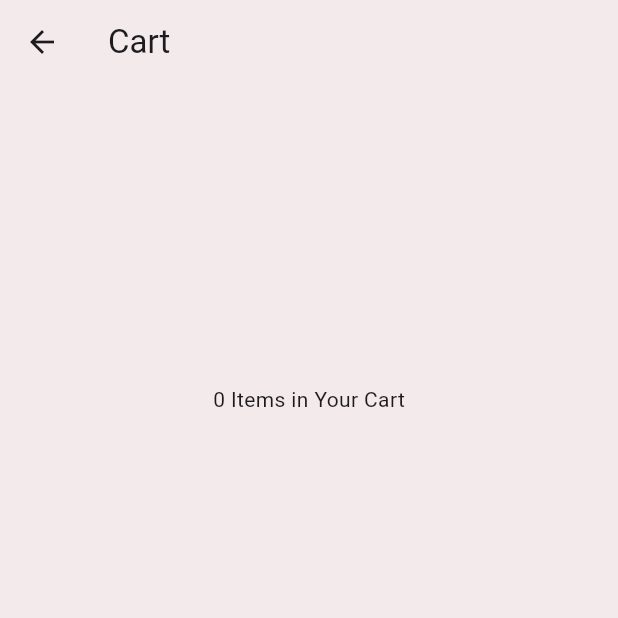
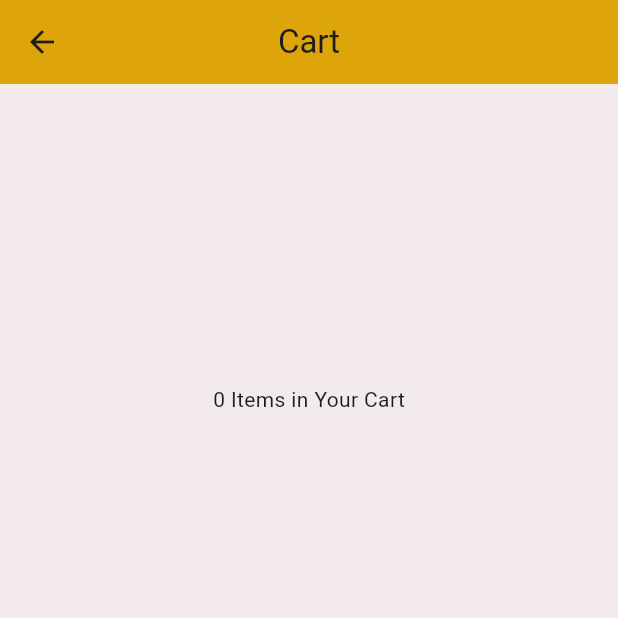
Before and after one commit to jGraphics/fjeje-timbu, a Flutter app: the CartPage screen opened by its route, on a phone screen of 412 x 824 dp, the top half of it. Run offline on Flutter 3.47's test engine with Material 3 defaults, Android fonts, the phone set to English and light mode, and no system bars; our stand-ins replace animated_splash_screen, carousel_slider, flutter_lorem, smooth_page_indicator.

Commit message:
centred text in cart page

```diff
--- a/lib/screens/cartScreen.dart
+++ b/lib/screens/cartScreen.dart
@@ -1,4 +1,5 @@
 import 'package:flutter/material.dart';
+import 'package:fjeje_timbu/constants/colors.dart';
 import 'package:fjeje_timbu/model/messageRes.dart';
 import 'package:fjeje_timbu/screens/checkoutScreen.dart';
 import 'package:fjeje_timbu/apis/models/listOfProductItem.dart';
@@ -49,7 +50,8 @@ class _CartPageState extends State<CartPage> {
     return Scaffold(
       appBar: AppBar(
         title: const Text('Cart'),
-        backgroundColor: const Color.fromARGB(255, 243, 235, 235),
+        centerTitle: true,
+        backgroundColor: colorPrimary,
       ),
       backgroundColor: const Color.fromARGB(255, 243, 235, 235),
       body: SingleChildScrollView(
```
